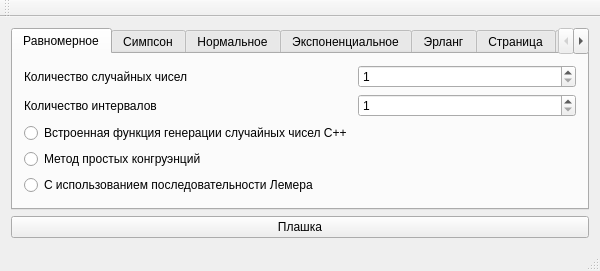
Qt form MIS_Kryuchkov.ui (bagofpockets/MIS_Kryuchkov) before a commit.
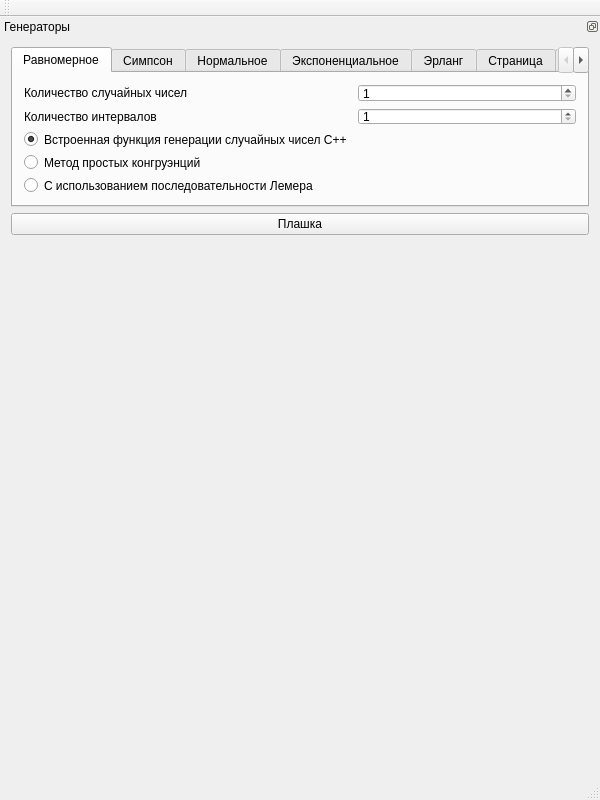
The same form after that commit.

```diff
--- a/MIS_Kryuchkov.ui
+++ b/MIS_Kryuchkov.ui
@@ -10,9 +10,15 @@
     <x>0</x>
     <y>0</y>
     <width>600</width>
-    <height>260</height>
+    <height>800</height>
    </rect>
   </property>
+  <property name="maximumSize">
+   <size>
+    <width>16777215</width>
+    <height>16777215</height>
+   </size>
+  </property>
   <property name="windowTitle">
    <string>Моделирование информационных систем. Крючков П.Р. ИДБ-18-08</string>
   </property>
@@ -29,26 +35,69 @@
    <property name="enabled">
     <bool>true</bool>
    </property>
+   <property name="sizePolicy">
+    <sizepolicy hsizetype="Expanding" vsizetype="MinimumExpanding">
+     <horstretch>0</horstretch>
+     <verstretch>0</verstretch>
+    </sizepolicy>
+   </property>
+   <layout class="QGridLayout" name="gridLayout_2"/>
+  </widget>
+  <widget class="QMenuBar" name="menuBar">
+   <property name="geometry">
+    <rect>
+     <x>0</x>
+     <y>0</y>
+     <width>600</width>
+     <height>21</height>
+    </rect>
+   </property>
+  </widget>
+  <widget class="QToolBar" name="mainToolBar">
+   <attribute name="toolBarArea">
+    <enum>TopToolBarArea</enum>
+   </attribute>
+   <attribute name="toolBarBreak">
+    <bool>false</bool>
+   </attribute>
+  </widget>
+  <widget class="QStatusBar" name="statusBar"/>
+  <widget class="QDockWidget" name="dockWidget">
+   <property name="sizePolicy">
+    <sizepolicy hsizetype="MinimumExpanding" vsizetype="Expanding">
+     <horstretch>0</horstretch>
+     <verstretch>0</verstretch>
+    </sizepolicy>
+   </property>
+   <property name="minimumSize">
+    <size>
+     <width>424</width>
+     <height>229</height>
+    </size>
+   </property>
+   <property name="maximumSize">
+    <size>
+     <width>524287</width>
+     <height>229</height>
+    </size>
+   </property>
+   <property name="floating">
+    <bool>false</bool>
+   </property>
+   <property name="features">
+    <set>QDockWidget::DockWidgetFloatable|QDockWidget::DockWidgetMovable</set>
+   </property>
+   <property name="allowedAreas">
+    <set>Qt::BottomDockWidgetArea|Qt::TopDockWidgetArea</set>
+   </property>
+   <property name="windowTitle">
+    <string>Генераторы</string>
+   </property>
+   <attribute name="dockWidgetArea">
+    <number>4</number>
+   </attribute>
+   <widget class="QWidget" name="dockWidgetContents_2">
    <layout class="QGridLayout" name="gridLayout">
-    <item row="1" column="0">
-     <widget class="QPushButton" name="showChart">
-      <property name="focusPolicy">
-       <enum>Qt::WheelFocus</enum>
-      </property>
-      <property name="text">
-       <string>Плашка</string>
-      </property>
-      <property name="shortcut">
-       <string>Return</string>
-      </property>
-      <property name="checkable">
-       <bool>true</bool>
-      </property>
-      <property name="checked">
-       <bool>false</bool>
-      </property>
-     </widget>
-    </item>
     <item row="0" column="0">
      <widget class="QTabWidget" name="tabs">
       <property name="enabled">
@@ -60,6 +109,12 @@
         <verstretch>0</verstretch>
        </sizepolicy>
       </property>
+       <property name="maximumSize">
+        <size>
+         <width>16777215</width>
+         <height>160</height>
+        </size>
+       </property>
       <property name="tabPosition">
        <enum>QTabWidget::North</enum>
       </property>
@@ -113,6 +168,9 @@
           <property name="text">
            <string>Встроенная функция генерации случайных чисел C++</string>
           </property>
+           <property name="checked">
+            <bool>true</bool>
+           </property>
          </widget>
         </item>
         <item row="4" column="0">
@@ -169,27 +227,47 @@
       </widget>
      </widget>
     </item>
-   </layout>
-  </widget>
-  <widget class="QMenuBar" name="menuBar">
-   <property name="geometry">
-    <rect>
-     <x>0</x>
-     <y>0</y>
-     <width>600</width>
-     <height>21</height>
-    </rect>
-   </property>
+     <item row="1" column="0" alignment="Qt::AlignTop">
+      <widget class="QPushButton" name="showChart">
+       <property name="enabled">
+        <bool>true</bool>
+       </property>
+       <property name="maximumSize">
+        <size>
+         <width>16777215</width>
+         <height>16777215</height>
+        </size>
+       </property>
+       <property name="focusPolicy">
+        <enum>Qt::WheelFocus</enum>
+       </property>
+       <property name="layoutDirection">
+        <enum>Qt::LeftToRight</enum>
+       </property>
+       <property name="text">
+        <string>Плашка</string>
+       </property>
+       <property name="checkable">
+        <bool>false</bool>
+       </property>
+       <property name="checked">
+        <bool>false</bool>
+       </property>
+       <property name="autoDefault">
+        <bool>false</bool>
+       </property>
+       <property name="default">
+        <bool>false</bool>
+       </property>
+       <property name="flat">
+        <bool>false</bool>
+       </property>
+      </widget>
+     </item>
+    </layout>
+   </widget>
   </widget>
-  <widget class="QToolBar" name="mainToolBar">
-   <attribute name="toolBarArea">
-    <enum>TopToolBarArea</enum>
-   </attribute>
-   <attribute name="toolBarBreak">
-    <bool>false</bool>
-   </attribute>
-  </widget>
-  <widget class="QStatusBar" name="statusBar"/>
+  <zorder>dockWidget</zorder>
  </widget>
  <layoutdefault spacing="6" margin="11"/>
  <resources>
```
Left out of the diff: 63 changed lines with no effect on the pictures. Lines whose indentation alone changed are shown as unchanged.
